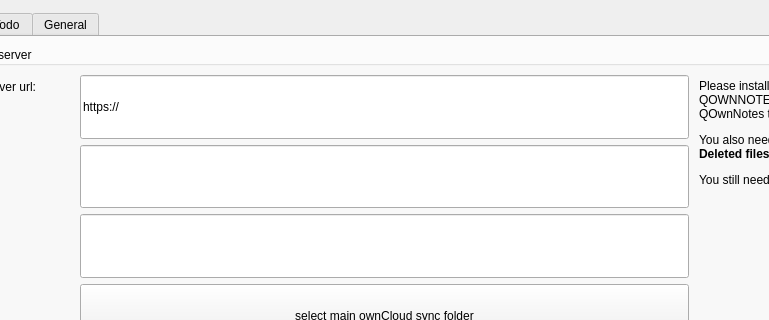
This is src/settingsdialog.ui in pbek/QOwnNotes as Qt 5 draws it before an edit; both pictures show x 108 to 877 and y 0 to 320 of the 1237 by 888 pixel window. The edited form follows.
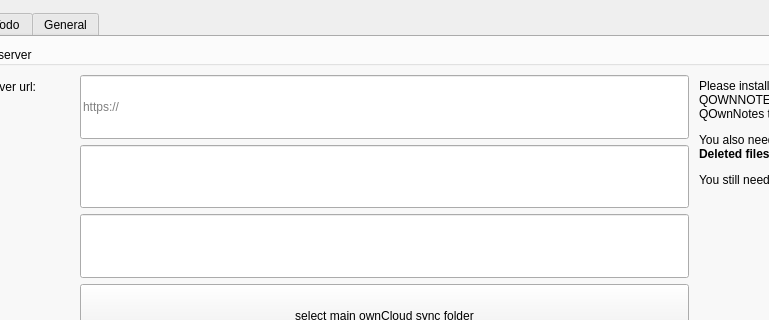
This is the edited form. The open tabs and pages were chosen to show the change. Icons and pictures are not drawn.

Commit message: added a placeholder text

Diff of the .ui file:
```diff
--- a/src/settingsdialog.ui
+++ b/src/settingsdialog.ui
@@ -85,6 +85,9 @@
                  <string>&lt;html&gt;&lt;head/&gt;&lt;body&gt;&lt;p&gt;Please enter the URL of your ownCloud server, for example: &lt;span style=&quot; font-style:italic;&quot;&gt;https://cloud.yourserver.com&lt;/span&gt;&lt;/p&gt;&lt;/body&gt;&lt;/html&gt;</string>
                 </property>
                 <property name="text">
+                 <string/>
+                </property>
+                <property name="placeholderText">
                  <string>https://</string>
                 </property>
                </widget>
```
Left out of the diff: 2 changed lines with no effect on the pictures.
